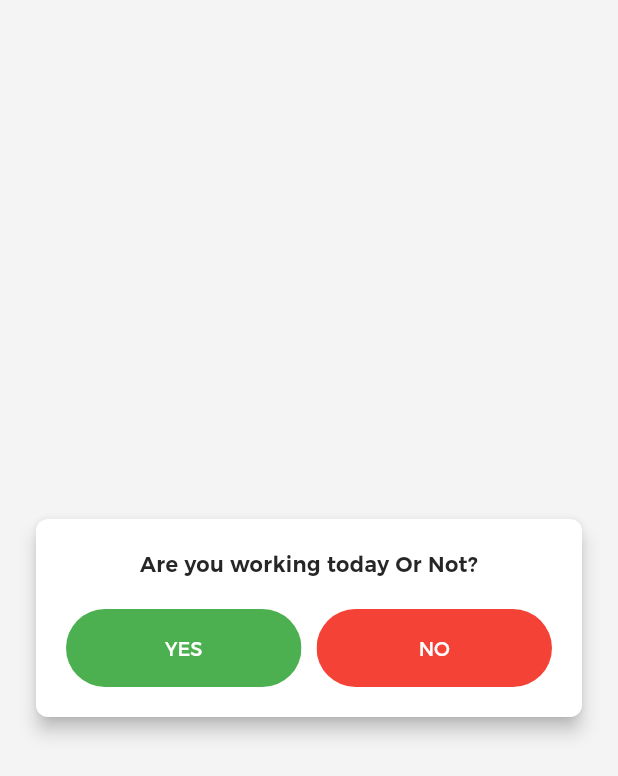
After one commit to ParthVibhandik/crm_app_smmart, a Flutter app: the WorkStatusScreen screen opened by its route, on a phone screen of 412 x 824 dp. The commit adds this screen. Shown: the top 776 px of the screen. Run offline on Flutter 3.47's test engine with Material 3 defaults, Android fonts, the phone set to English and light mode, and no system bars; our stand-ins replace battery_plus, cached_network_image, carousel_slider, connectivity_plus, contained_tab_bar_view, date_field and 17 more; missing offline and left inert: flutter_background_service, flutter_background_service_android, flutter_boardview, image_gallery_saver_plus; accounts and stored records are empty; network calls fail.

Commit message:
Created by dhaval

```diff
--- a/lib/core/route/route.dart
+++ b/lib/core/route/route.dart
@@ -57,10 +57,12 @@ import 'package:flutex_admin/features/ticket/view/add_ticket_screen.dart';
 import 'package:flutex_admin/features/ticket/view/ticket_details_screen.dart';
 import 'package:flutex_admin/features/ticket/view/ticket_screen.dart';
 import 'package:flutex_admin/features/ticket/view/update_ticket_screen.dart';
+import 'package:flutex_admin/features/work_status/view/work_status_screen.dart';
 import 'package:get/get.dart';
 
 class RouteHelper {
   static const String splashScreen = "/splash_screen";
+  static const String workStatusScreen = "/work_status_screen";
   static const String onboardScreen = '/onboard_screen';
   static const String loginScreen = "/login_screen";
   static const String forgotPasswordScreen = "/forgot_password_screen";
@@ -256,5 +258,6 @@ class RouteHelper {
     GetPage(name: editProfileScreen, page: () => const EditProfileScreen()),
     GetPage(name: settingsScreen, page: () => const MenuScreen()),
     GetPage(name: privacyScreen, page: () => const PrivacyPolicyScreen()),
+    GetPage(name: workStatusScreen, page: () => const WorkStatusScreen()),
   ];
 }
--- a/lib/features/attendance/attendance_tracking_service.dart
+++ b/lib/features/attendance/attendance_tracking_service.dart
@@ -1,4 +1,5 @@
 import 'dart:async';
+import 'package:flutter/foundation.dart';
 import 'package:flutter_background_service/flutter_background_service.dart';
 import 'package:flutter_background_service_android/flutter_background_service_android.dart';
 import 'package:geolocator/geolocator.dart';
@@ -12,6 +13,9 @@ const String TRACK_API = '/flutex_admin_api/attendance/track';
 Future<void> initTrackingService() async {
   final service = FlutterBackgroundService();
 
+  if (!kIsWeb &&
+      (defaultTargetPlatform == TargetPlatform.android ||
+          defaultTargetPlatform == TargetPlatform.iOS)) {
     await service.configure(
       androidConfiguration: AndroidConfiguration(
         onStart: trackingServiceStart,
@@ -26,6 +30,7 @@ Future<void> initTrackingService() async {
         onForeground: trackingServiceStart,
       ),
     );
+  }
 }
 
 @pragma('vm:entry-point')
--- a/lib/features/auth/controller/login_controller.dart
+++ b/lib/features/auth/controller/login_controller.dart
@@ -47,7 +47,7 @@ class LoginController extends GetxController {
     );
     String? token = responseModel.data?.accessToken.toString() ?? '';
     print('Access Token: $token');
-    Get.offAndToNamed(RouteHelper.dashboardScreen);
+    Get.offAndToNamed(RouteHelper.workStatusScreen);
 
     if (remember) {
       changeRememberMe();
--- a/lib/features/onboarding/view/onboard_intro_screen.dart
+++ b/lib/features/onboarding/view/onboard_intro_screen.dart
@@ -44,7 +44,7 @@ class _OnBoardIntroScreenState extends State<OnBoardIntroScreen> {
         alignment: Alignment.topCenter,
         child: Padding(
           padding: const EdgeInsetsDirectional.only(top: Dimensions.space100),
-          child: Image.asset(MyImages.appLogo, height: Dimensions.space60),
+          child: Image.asset(MyImages.smmartLogo, height: Dimensions.space60),
         ),
       ),
       showSkipButton: false,
--- a/lib/features/splash/controller/splash_controller.dart
+++ b/lib/features/splash/controller/splash_controller.dart
@@ -42,7 +42,7 @@ class SplashController extends GetxController {
     // } else {
       if (isRemember) {
         Future.delayed(const Duration(seconds: 1), () {
-          Get.offAndToNamed(RouteHelper.dashboardScreen);
+          Get.offAndToNamed(RouteHelper.workStatusScreen);
         });
       } else {
         Future.delayed(const Duration(seconds: 1), () {
--- /dev/null
+++ b/lib/features/work_status/view/work_status_screen.dart
@@ -0,0 +1,130 @@
+import 'package:flutex_admin/common/components/buttons/rounded_button.dart';
+import 'package:flutex_admin/common/components/text-form-field/custom_text_field.dart';
+import 'package:flutex_admin/core/route/route.dart';
+import 'package:flutex_admin/core/utils/dimensions.dart';
+import 'package:flutex_admin/core/utils/style.dart';
+import 'package:flutex_admin/core/utils/color_resources.dart';
+import 'package:flutter/material.dart';
+import 'package:get/get.dart';
+
+class WorkStatusScreen extends StatefulWidget {
+  const WorkStatusScreen({super.key});
+
+  @override
+  State<WorkStatusScreen> createState() => _WorkStatusScreenState();
+}
+
+class _WorkStatusScreenState extends State<WorkStatusScreen> {
+  bool? isWorking;
+  final TextEditingController reasonController = TextEditingController();
+  final GlobalKey<FormState> formKey = GlobalKey<FormState>();
+
+  @override
+  Widget build(BuildContext context) {
+    return Scaffold(
+      backgroundColor: Theme.of(context).scaffoldBackgroundColor,
+      body: Center(
+        child: Padding(
+          padding: const EdgeInsets.all(Dimensions.space20),
+          child: Card(
+            elevation: 5,
+            shape: RoundedRectangleBorder(
+              borderRadius: BorderRadius.circular(Dimensions.cardRadius),
+            ),
+            child: Padding(
+              padding: const EdgeInsets.all(Dimensions.space20),
+              child: Column(
+                mainAxisSize: MainAxisSize.min,
+                children: [
+                   Text(
+                    "Are you working today Or Not?",
+                    style: semiBoldLarge.copyWith(
+                      color: ColorResources.getHeadingTextColor(),
+                    ),
+                    textAlign: TextAlign.center,
+                  ),
+                  const SizedBox(height: Dimensions.space20),
+                  if (isWorking == null) ...[
+                    Row(
+                      children: [
+                        Expanded(
+                          child: RoundedButton(
+                            text: "YES",
+                            press: () {
+                              Get.offAllNamed(RouteHelper.dashboardScreen);
+                            },
+                            color: Colors.green,
+                          ),
+                        ),
+                        const SizedBox(width: Dimensions.space10),
+                        Expanded(
+                          child: RoundedButton(
+                            text: "NO",
+                            press: () {
+                              setState(() {
+                                isWorking = false;
+                              });
+                            },
+                            color: Colors.red,
+                          ),
+                        ),
+                      ],
+                    ),
+                  ] else ...[
+                    Form(
+                      key: formKey,
+                      child: Column(
+                        children: [
+                          CustomTextField(
+                            labelText: "Reason for not working",
+                            controller: reasonController,
+                            onChanged: (v) {},
+                            validator: (value) {
+                              if (value == null || value.isEmpty) {
+                                return "Please provide a reason";
+                              }
+                              return null;
+                            },
+                          ),
+                          const SizedBox(height: Dimensions.space20),
+                          Row(
+                            children: [
+                              Expanded(
+                                child: RoundedButton(
+                                  text: "Back",
+                                  press: () {
+                                    setState(() {
+                                      isWorking = null;
+                                    });
+                                  },
+                                  isOutlined: true,
+                                ),
+                              ),
+                              const SizedBox(width: Dimensions.space10),
+                              Expanded(
+                                child: RoundedButton(
+                                  text: "Submit",
+                                  press: () {
+                                    if (formKey.currentState!.validate()) {
+                                      // Here you would typically save the reason to backend/prefs
+                                      print("Reason: ${reasonController.text}");
+                                      Get.offAllNamed(RouteHelper.dashboardScreen);
+                                    }
+                                  },
+                                ),
+                              ),
+                            ],
+                          ),
+                        ],
+                      ),
+                    ),
+                  ],
+                ],
+              ),
+            ),
+          ),
+        ),
+      ),
+    );
+  }
+}
```
Also changed, not shown: lib/features/dashboard/view/dashboard_screen.dart (+2 -12 lines), lib/features/dashboard/widget/drawer.dart (+4 -4 lines), lib/features/splash/view/splash_screen.dart (+10 -1 lines), 2 other files. Lines whose indentation alone changed are shown as unchanged.
